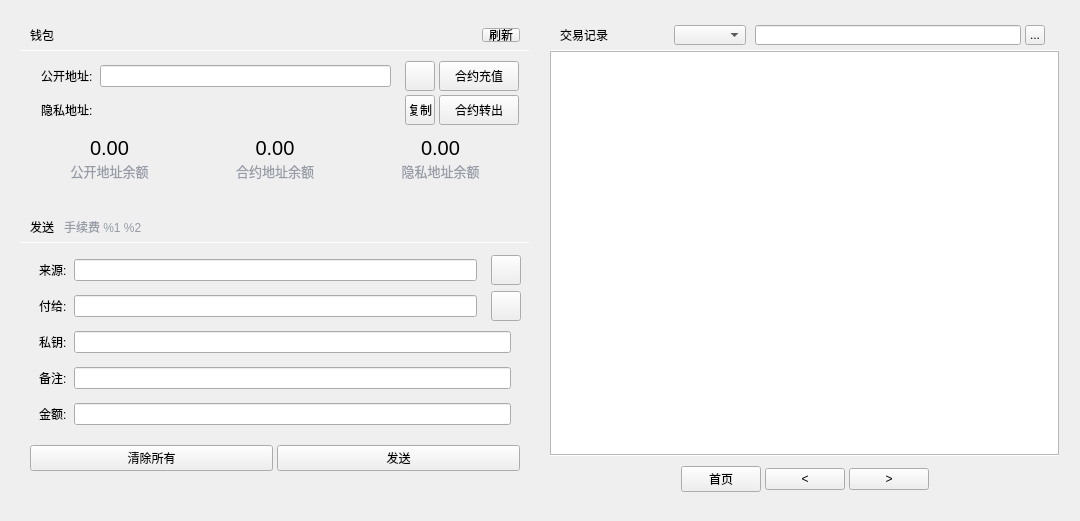
Above: src/forms/privacyui.ui from YingQm/dplatform-qt before the change. Below: the same form after it.
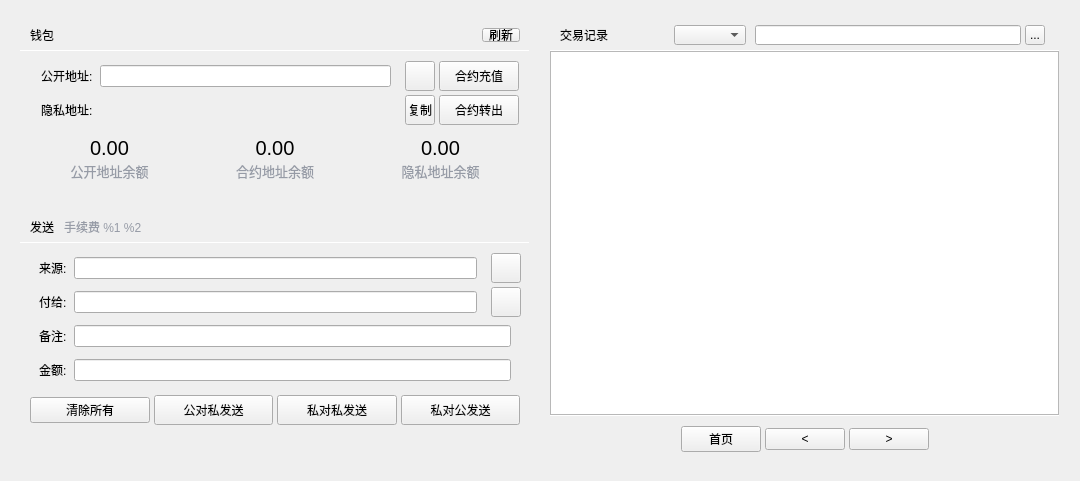
That is the form after the change. Icons and pictures are not drawn. Custom widgets are drawn as their Qt base class.

Diff of the .ui file:
```diff
--- a/src/forms/privacyui.ui
+++ b/src/forms/privacyui.ui
@@ -7,7 +7,7 @@
     <x>0</x>
     <y>0</y>
     <width>1080</width>
-    <height>521</height>
+    <height>481</height>
    </rect>
   </property>
   <property name="windowTitle">
@@ -783,13 +783,13 @@
               <property name="minimumSize">
                <size>
                 <width>0</width>
-                <height>190</height>
+                <height>0</height>
                </size>
               </property>
               <property name="maximumSize">
                <size>
                 <width>16777215</width>
-                <height>190</height>
+                <height>16777215</height>
                </size>
               </property>
               <layout class="QVBoxLayout" name="verticalLayout_3">
@@ -947,63 +947,6 @@
                  </item>
                 </layout>
                </item>
-               <item>
-                <layout class="QHBoxLayout" name="privkey">
-                 <property name="spacing">
-                  <number>0</number>
-                 </property>
-                 <item>
-                  <widget class="QWidget" name="sendwidget1_4" native="true">
-                   <property name="minimumSize">
-                    <size>
-                     <width>0</width>
-                     <height>30</height>
-                    </size>
-                   </property>
-                   <property name="maximumSize">
-                    <size>
-                     <width>16777215</width>
-                     <height>30</height>
-                    </size>
-                   </property>
-                   <layout class="QHBoxLayout" name="horizontalLayout_9">
-                    <property name="spacing">
-                     <number>4</number>
-                    </property>
-                    <property name="leftMargin">
-                     <number>10</number>
-                    </property>
-                    <property name="topMargin">
-                     <number>0</number>
-                    </property>
-                    <property name="rightMargin">
-                     <number>10</number>
-                    </property>
-                    <property name="bottomMargin">
-                     <number>0</number>
-                    </property>
-                    <item>
-                     <widget class="QLabel" name="label_4">
-                      <property name="text">
-                       <string>私钥: </string>
-                      </property>
-                     </widget>
-                    </item>
-                    <item>
-                     <widget class="QValidatedLineEdit" name="privkeyEdit">
-                      <property name="enabled">
-                       <bool>true</bool>
-                      </property>
-                      <property name="toolTip">
-                       <string/>
-                      </property>
-                     </widget>
-                    </item>
-                   </layout>
-                  </widget>
-                 </item>
-                </layout>
-               </item>
                <item>
                 <layout class="QHBoxLayout" name="Label">
                  <property name="spacing">
@@ -1155,9 +1098,41 @@
                 </widget>
                </item>
                <item>
-                <widget class="QPushButton" name="sendButton">
+                <widget class="QPushButton" name="Public2PrivacyBtn">
+                 <property name="minimumSize">
+                  <size>
+                   <width>0</width>
+                   <height>30</height>
+                  </size>
+                 </property>
                  <property name="text">
-                  <string>发送</string>
+                  <string>公对私发送</string>
+                 </property>
+                </widget>
+               </item>
+               <item>
+                <widget class="QPushButton" name="Privacy2PrivacyBtn">
+                 <property name="minimumSize">
+                  <size>
+                   <width>0</width>
+                   <height>30</height>
+                  </size>
+                 </property>
+                 <property name="text">
+                  <string>私对私发送</string>
+                 </property>
+                </widget>
+               </item>
+               <item>
+                <widget class="QPushButton" name="Privacy2PublicBtn">
+                 <property name="minimumSize">
+                  <size>
+                   <width>0</width>
+                   <height>30</height>
+                  </size>
+                 </property>
+                 <property name="text">
+                  <string>私对公发送</string>
                  </property>
                 </widget>
                </item>
```
